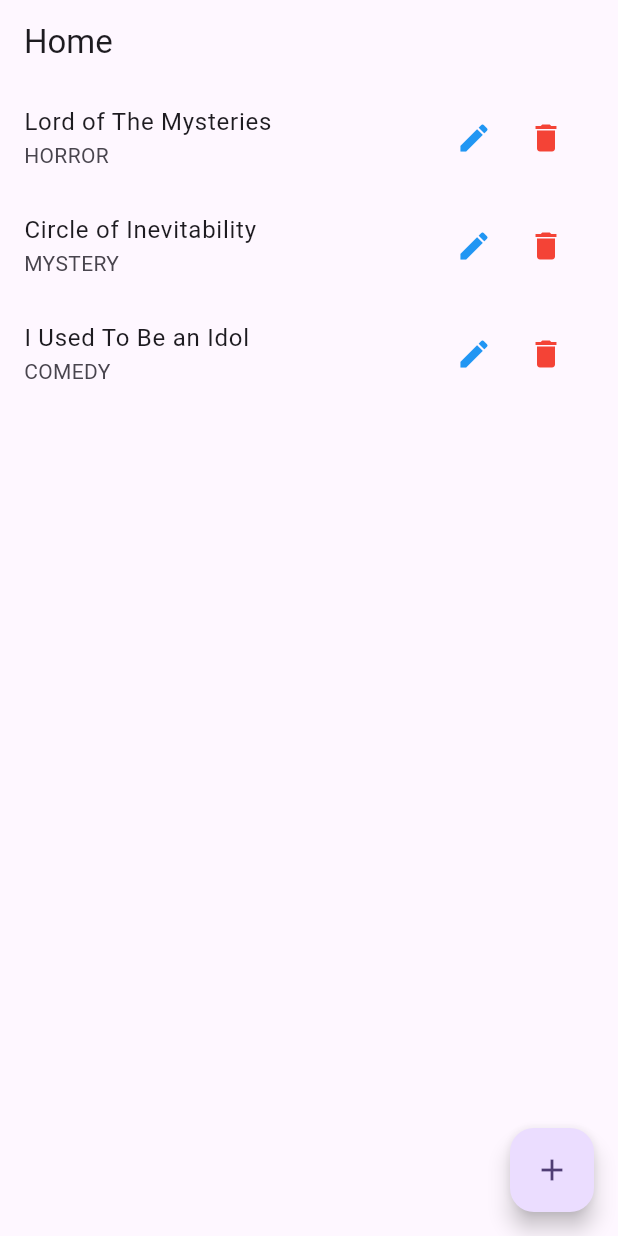
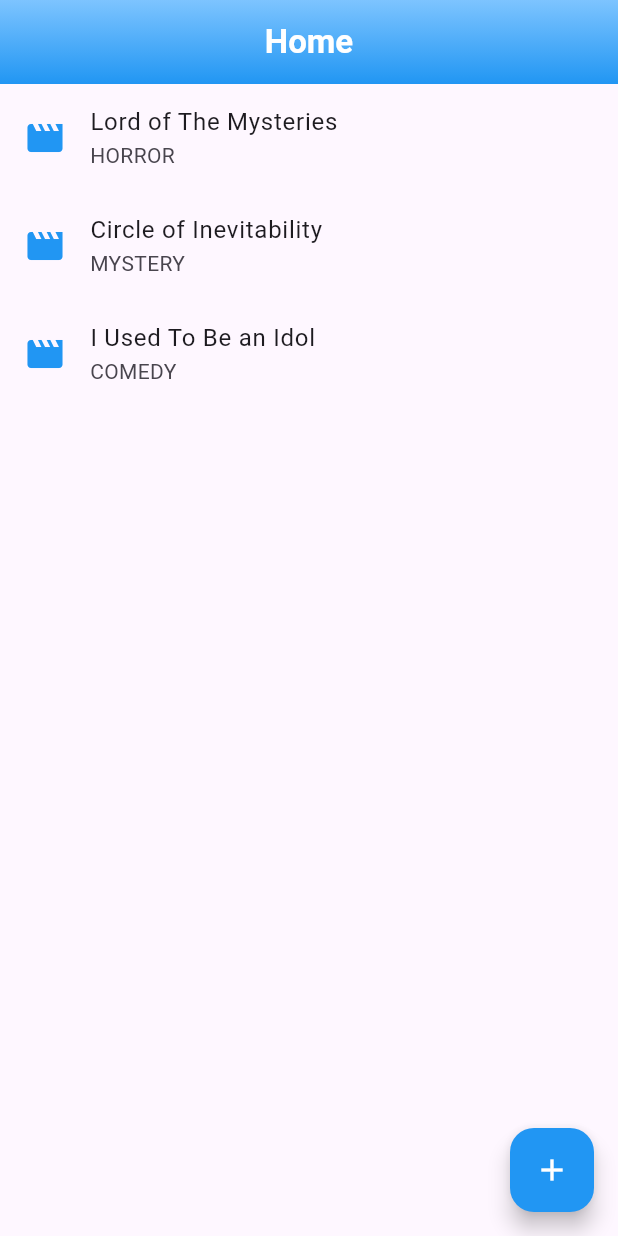
Before and after one commit to muhammadHeiwa/movie-riverpod, a Flutter app: the screen it shows after launch, on a phone screen of 412 x 824 dp. Run offline on Flutter 3.47's test engine with Material 3 defaults, Android fonts, the phone set to English and light mode, and no system bars; drawn by our look-alikes of flutter_slidable; our stand-ins replace flutter_riverpod, riverpod_annotation; generated files the repository leaves out were written again.

Commit message:
update UI

```diff
--- a/lib/main.dart
+++ b/lib/main.dart
@@ -1,5 +1,6 @@
 import 'package:flutter/material.dart';
 import 'package:flutter_riverpod/flutter_riverpod.dart';
+import 'package:flutter_slidable/flutter_slidable.dart';
 import 'package:riverstate/components/modal_movie_dialog.dart';
 import 'package:riverstate/riverpod/state_provider/movie_provider/movie_provider.dart';
 
@@ -32,44 +33,81 @@ class HomeScreen extends ConsumerWidget {
     final movieEvent = ref.watch(movieStateEventProvider.notifier);
 
     return Scaffold(
-      appBar: AppBar(title: const Text('Home')),
+      appBar: AppBar(
+        title: const Text(
+          'Home',
+          style: TextStyle(
+            color: Colors.white,
+            fontWeight: FontWeight.bold,
+          ),
+        ),
+        centerTitle: true,
+        flexibleSpace: Container(
+          decoration: const BoxDecoration(
+            gradient: LinearGradient(
+              begin: Alignment.topCenter,
+              end: Alignment.bottomCenter,
+              colors: <Color>[Color.fromARGB(255, 125, 196, 255), Colors.blue],
+            ),
+          ),
+        ),
+      ),
       body: movieList.isEmpty
           ? const Center(child: Text('No movies available.'))
-          : ListView.builder(
-              itemCount: movieList.length,
-              itemBuilder: (context, index) {
-                final movie = movieList[index];
-                return ListTile(
-                  title: Text(movie.title),
-                  subtitle: Text(movie.genre.name.toUpperCase()),
-                  trailing: Row(
-                    mainAxisSize: MainAxisSize.min,
+          : SingleChildScrollView(
+              scrollDirection: Axis.horizontal,
+              child: Column(
+                children: movieList.map((movie) {
+                  return SizedBox(
+                    width: MediaQuery.of(context).size.width,
+                    child: Slidable(
+                      key: ValueKey(movie.id),
+                      endActionPane: ActionPane(
+                        motion: const StretchMotion(),
                         children: [
-                      IconButton(
-                        icon: const Icon(Icons.edit, color: Colors.blue),
-                        onPressed: () => showDialog(
+                          SlidableAction(
+                            onPressed: (_) => showDialog(
                               context: context,
                               builder: (context) => ModalMovieDialog(
                                 movie: movie,
                                 isEditing: true,
                               ),
                             ),
+                            backgroundColor: Colors.blue,
+                            foregroundColor: Colors.white,
+                            icon: Icons.edit,
+                            label: 'Edit',
                           ),
-                      IconButton(
-                        icon: const Icon(Icons.delete, color: Colors.red),
-                        onPressed: () => movieEvent.deleteList(movie.id),
+                          SlidableAction(
+                            onPressed: (_) => movieEvent.deleteList(movie.id),
+                            backgroundColor: Colors.red,
+                            foregroundColor: Colors.white,
+                            icon: Icons.delete,
+                            label: 'Delete',
                           ),
                         ],
                       ),
+                      child: ListTile(
+                        leading: Icon(
+                          Icons.movie,
+                          color: Colors.blue,
+                          size: 28,
+                        ),
+                        title: Text(movie.title),
+                        subtitle: Text(movie.genre.name.toUpperCase()),
+                      ),
+                    ),
                   );
-              },
+                }).toList(),
+              ),
             ),
       floatingActionButton: FloatingActionButton(
         onPressed: () => showDialog(
           context: context,
           builder: (context) => ModalMovieDialog(isEditing: false),
         ),
-        child: const Icon(Icons.add),
+        backgroundColor: Colors.blue,
+        child: const Icon(Icons.add, color: Colors.white),
       ),
     );
   }
--- a/pubspec.yaml
+++ b/pubspec.yaml
@@ -36,6 +36,7 @@ dependencies:
   cupertino_icons: ^1.0.8
   flutter_riverpod: ^2.6.1
   riverpod_annotation: ^2.6.1
+  flutter_slidable: ^4.0.0
 
 dev_dependencies:
   flutter_test:
```
Also changed, not shown: pubspec.lock. Lines whose indentation alone changed are shown as unchanged.
